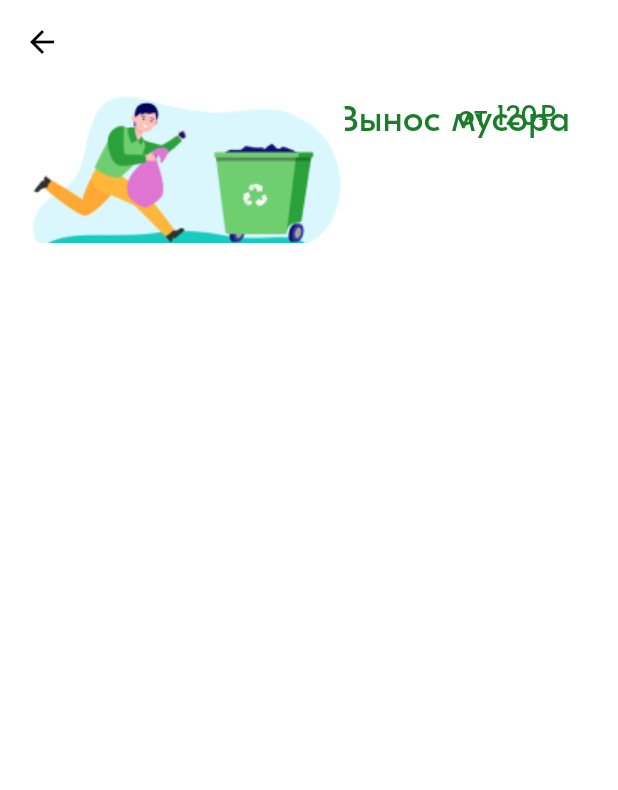
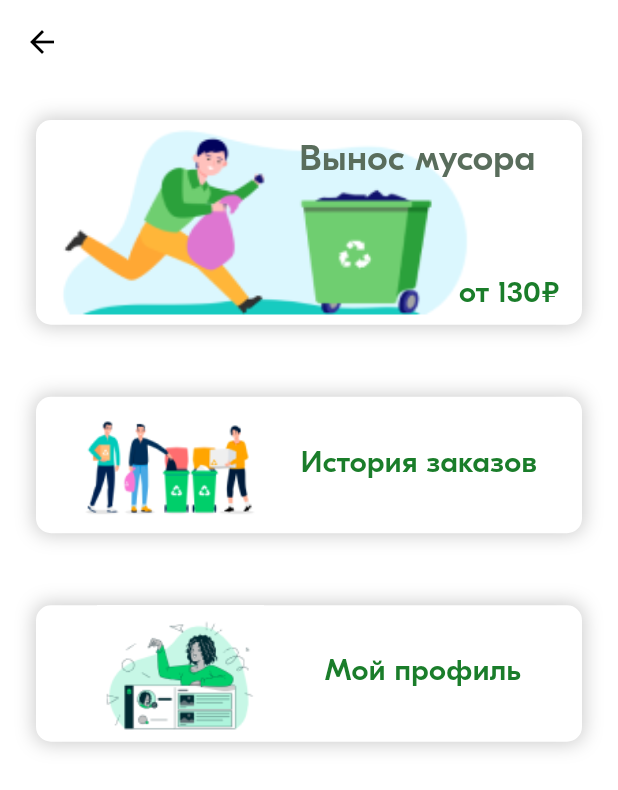
Before and after one commit to Mi-Zaft/tt_service, a Flutter app: the MainMenuScreen screen opened by its route, on a phone screen of 412 x 824 dp. Shown: the top 790 px of the screen. Run offline on Flutter 3.47's test engine with Material 3 defaults, Android fonts, the phone set to English and light mode, and no system bars; our stand-ins replace dio, flutter_bloc, mask_text_input_formatter, shared_preferences; accounts and stored records are empty; network calls fail; project files that could hold a hidden picture were left out.

Commit message:
1) навигация с "Получить код" изменена на MainMenuScreen 2) MainMenuScreen включает в себя виджеты 1. TakeOutTheTrash 2. OrderHistory 3. MyProfile 3) Виджеты сверстаны, но нужна корректировка 4) Добавлены картинки виджетов в assets

```diff
--- a/lib/features/auth/auth_screen/view/auth_screen.dart
+++ b/lib/features/auth/auth_screen/view/auth_screen.dart
@@ -171,6 +171,8 @@ class AuthScreen extends StatelessWidget {
                                 elevation: 5.0,
                               ),
                               onPressed: () {
+                                Navigator.pushNamedAndRemoveUntil(
+                                    context, '/main-menu-screen', (route) => false);
                                 _authBloc.add(AuthEventSendCode(
                                     phone: _phoneController.text,
                                     unmaskedPhone: unmaskedPhone));
--- a/lib/features/main/main_menu/view/main_menu_screen.dart
+++ b/lib/features/main/main_menu/view/main_menu_screen.dart
@@ -1,4 +1,6 @@
 import 'package:flutter/material.dart';
+import 'package:tt_service/features/main/main_menu/widgets/my_profile.dart';
+import 'package:tt_service/features/main/main_menu/widgets/order_history.dart';
 import 'package:tt_service/features/main/main_menu/widgets/take_out_the_trash.dart';
 
 class MainMenuScreen extends StatefulWidget {
@@ -18,7 +20,9 @@ class _MainMenuScreenState extends State<MainMenuScreen> {
       body: Center(
         child: Column(
           children: [
-            TakeOutTheTrash()
+            TakeOutTheTrash(),
+            OrderHistory(),
+            MyProfile()
           ],
         ),
       )
--- a/lib/features/main/main_menu/widgets/my_profile.dart
+++ b/lib/features/main/main_menu/widgets/my_profile.dart
@@ -5,6 +5,45 @@ class MyProfile extends StatelessWidget {
 
   @override
   Widget build(BuildContext context) {
-    return Container();
+    return Padding(
+      padding: EdgeInsets.all(24.0,),
+      child: AspectRatio(
+        aspectRatio: 16 / 4,
+        child: Container(
+          decoration: BoxDecoration(
+            color: Colors.white,
+            borderRadius: BorderRadius.circular(10),
+            boxShadow: [
+              BoxShadow(
+                color: Colors.black.withOpacity(0.2),
+                blurRadius: 10,
+                spreadRadius: 1,
+              ),
+            ],
+          ),
+          child: Row(
+            mainAxisAlignment: MainAxisAlignment.spaceEvenly,
+            children: [
+              Align(
+                alignment: Alignment.centerLeft,
+                child: Image.asset('assets/images/iconMyProfile.png'),
+              ),
+              Align(
+                alignment: Alignment.centerRight,
+                child: Text(
+                  'Мой профиль',
+                  style: TextStyle(
+                    color: Color(0xFF1A7D2A),
+                    fontSize: 20,
+                    fontFamily: 'GT-Eesti-Pro-Display',
+                    fontWeight: FontWeight.w500,
+                  ),
+                ),
+              )
+            ],
+          ),
+        ),
+      ),
+    );
   }
 }
--- a/lib/features/main/main_menu/widgets/order_history.dart
+++ b/lib/features/main/main_menu/widgets/order_history.dart
@@ -5,6 +5,39 @@ class OrderHistory extends StatelessWidget {
 
   @override
   Widget build(BuildContext context) {
-    return Container();
+    return Padding(
+      padding: EdgeInsets.all(24.0,),
+      child: AspectRatio(
+        aspectRatio: 16 / 4,
+        child: Container(
+          decoration: BoxDecoration(
+            color: Colors.white,
+            borderRadius: BorderRadius.circular(10),
+            boxShadow: [
+              BoxShadow(
+                color: Colors.black.withOpacity(0.2),
+                blurRadius: 10,
+                spreadRadius: 1,
+              ),
+            ],
+          ),
+          child: Row(
+            mainAxisAlignment: MainAxisAlignment.spaceEvenly,
+            children: [
+              Image.asset('assets/images/iconHistoryOrders.png'),
+              Text(
+                'История заказов',
+                style: TextStyle(
+                  color: Color(0xFF1A7D2A),
+                  fontSize: 20,
+                  fontFamily: 'GT-Eesti-Pro-Display',
+                  fontWeight: FontWeight.w500,
+                ),
+              )
+            ],
+          ),
+        ),
+      ),
+    );
   }
 }
--- a/lib/features/main/main_menu/widgets/take_out_the_trash.dart
+++ b/lib/features/main/main_menu/widgets/take_out_the_trash.dart
@@ -5,38 +5,70 @@ class TakeOutTheTrash extends StatelessWidget {
 
   @override
   Widget build(BuildContext context) {
-    return Center(
-      child: Padding(
-        padding: const EdgeInsets.all(8.0),
+    return Padding(
+      padding: const EdgeInsets.all(24.0),
+      child: AspectRatio(
+        aspectRatio: 16 / 6, // Пропорции контейнера (ширина/высота)
+        child: Container(
+          decoration: BoxDecoration(
+            color: Colors.white,
+            borderRadius: BorderRadius.circular(10),
+            boxShadow: [
+              BoxShadow(
+                color: Colors.black.withOpacity(0.2),
+                blurRadius: 10,
+                spreadRadius: 1,
+              ),
+            ],
+          ),
           child: Stack(
             children: [
+              // Изображение слева
               Align(
-              alignment: Alignment(0.8, -0.8),
+                alignment: Alignment(-1, -0),
+                child: FractionallySizedBox(
+                  widthFactor: 0.8, // Ширина 60% от контейнера
+                  heightFactor: 0.9, // Высота 80% от контейнера
+                  child: Container(
+                    decoration: BoxDecoration(
+                      image: DecorationImage(
+                        image: AssetImage(
+                            "assets/images/imgTakeOut.png"),
+                        fit: BoxFit.fill,
+                      ),
+                      borderRadius: BorderRadius.circular(10),
+                    ),
+                  ),
+                ),
+              ),
+              // Заголовок
+              Align(
+                alignment: Alignment(0.7, -0.8),
                 child: Text(
                   'Вынос мусора',
                   style: TextStyle(
+                    color: Color(0xFF596D5C),
+                    fontSize: 24,
                     fontFamily: 'GT-Eesti-Pro-Display',
-                    fontSize: 24,
-                    fontWeight: FontWeight.w400,
-                    color: Color.fromRGBO(26, 125, 42, 100)),
+                    fontWeight: FontWeight.w500,
                   ),
                 ),
+              ),
+              // Цена
               Align(
-              alignment: Alignment(0.8, 0.8),
+                alignment: Alignment(0.9, 0.9),
                 child: Text(
-                'от 120₽',
+                  'от 130₽',
                   style: TextStyle(
+                    color: Color(0xFF1A7D2A),
+                    fontSize: 20,
                     fontFamily: 'GT-Eesti-Pro-Display',
-                    fontSize: 20,
-                    fontWeight: FontWeight.w400,
-                    color: Color.fromRGBO(26, 125, 42, 100)),
+                    fontWeight: FontWeight.w500,
                   ),
                 ),
-            Align(
-              alignment: Alignment.bottomLeft,
-              child: Image.asset('assets/images/imgTakeOut.png'),
-            )
+              ),
             ],
+          ),
         ),
       ),
     );
--- a/pubspec.yaml
+++ b/pubspec.yaml
@@ -38,6 +38,8 @@ flutter:
     - assets/images/iconBag3.png
     - assets/images/iconBag4.png
     - assets/images/imgTakeOut.png
+    - assets/images/iconHistoryOrders.png
+    - assets/images/iconMyProfile.png
 
   # An image asset can refer to one or more resolution-specific "variants", see
     # https://flutter.dev/assets-and-images/#resolution-aware
```
Lines whose indentation alone changed are shown as unchanged.
